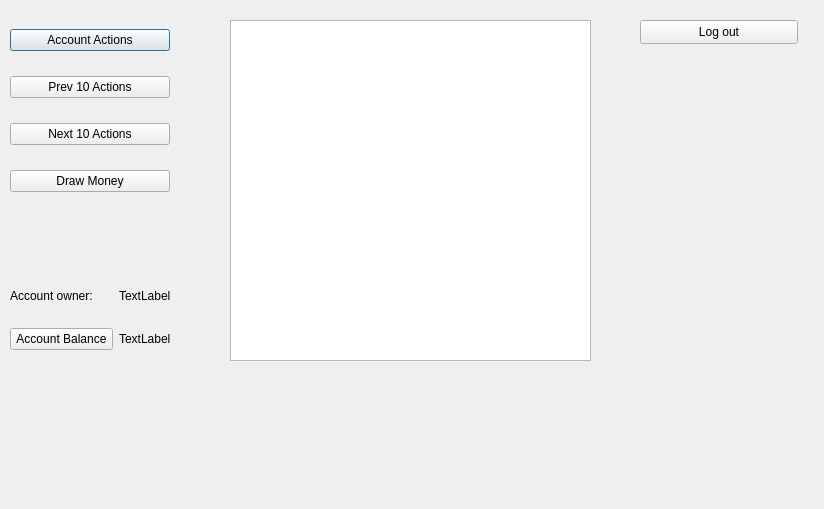
First picture: the form in testiExe/bankmain.ui, repository bank-2022/group6, before the edit.
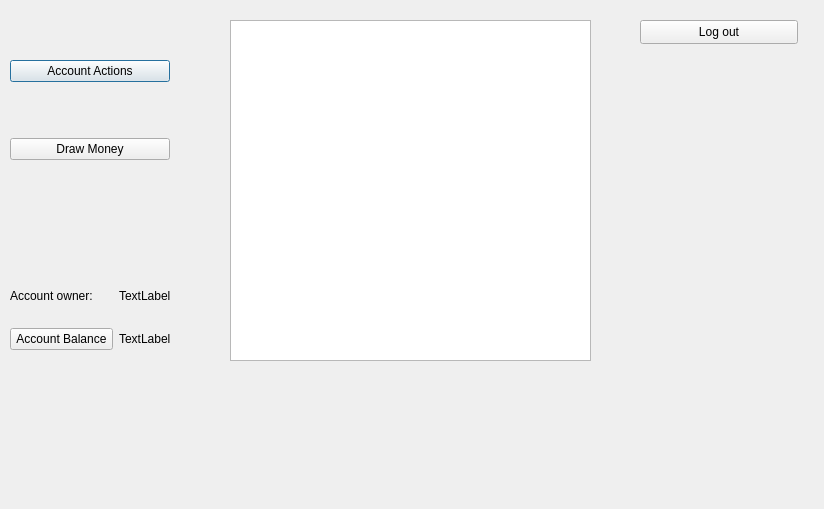
Second picture: the form after the edit.

```diff
--- a/testiExe/bankmain.ui
+++ b/testiExe/bankmain.ui
@@ -30,20 +30,6 @@
       </property>
      </widget>
     </item>
-    <item>
-     <widget class="QPushButton" name="previous">
-      <property name="text">
-       <string>Prev 10 Actions</string>
-      </property>
-     </widget>
-    </item>
-    <item>
-     <widget class="QPushButton" name="nextactions">
-      <property name="text">
-       <string>Next 10 Actions</string>
-      </property>
-     </widget>
-    </item>
     <item>
      <widget class="QPushButton" name="money">
       <property name="text">
```
